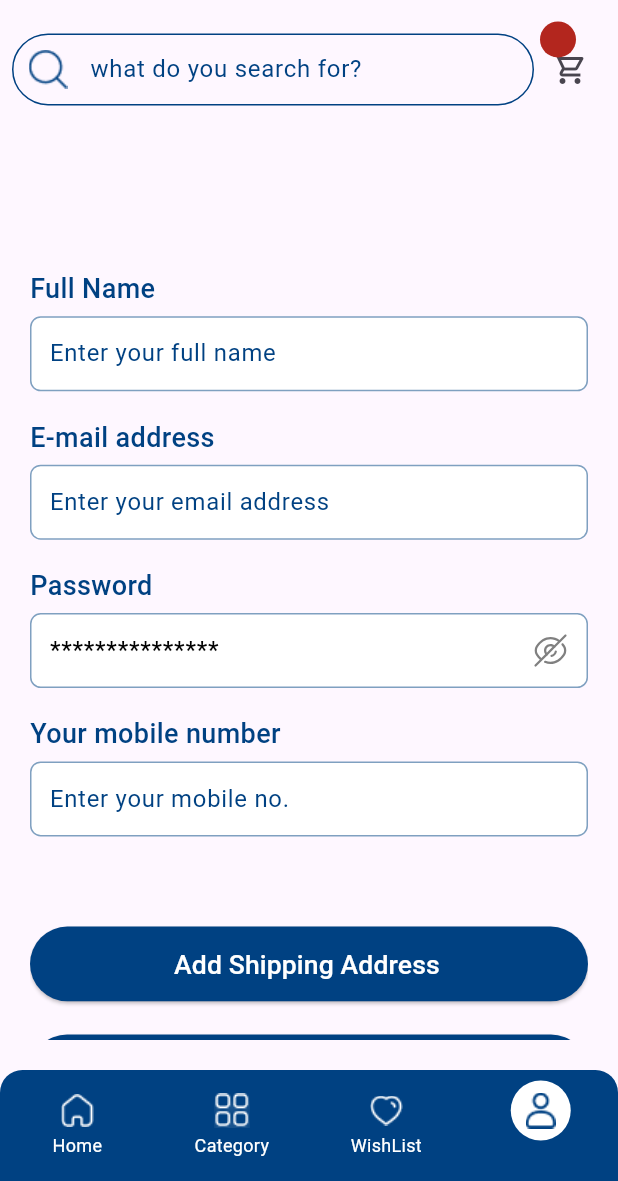
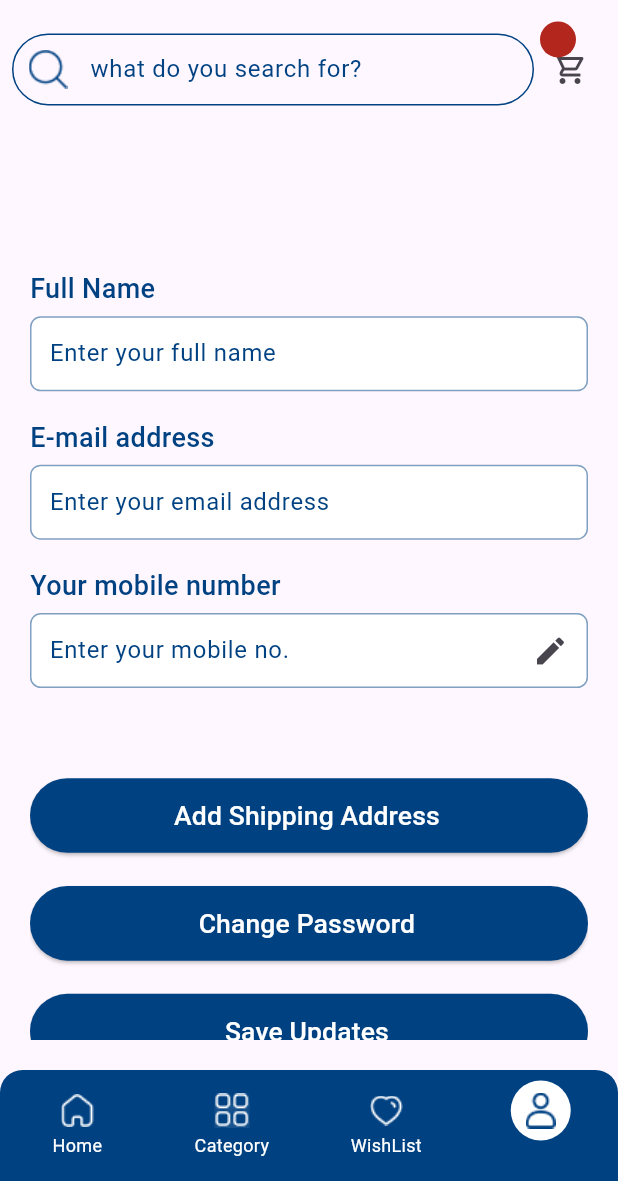
Before and after one commit to marianfayez/e_commerce, a Flutter app: the MainScreen screen opened by its route, item 4 of the bottom bar chosen, on a phone screen of 412 x 824 dp, the part 55-1236 px from its top. Run offline on Flutter 3.47's test engine with Material 3 defaults, Android fonts, the phone set to English and light mode, and no system bars; our stand-ins replace auto_route, auto_size_text, bloc, cached_network_image, dartz, dio and 12 more; missing offline and left inert: carousel_slider_plus, colornames; accounts and stored records are empty; network calls fail; Roboto replaces fonts that are missing (Poppins).

Commit message:
change mobile number

```diff
--- a/lib/features/auth/data/repositories/auth_repo_impl.dart
+++ b/lib/features/auth/data/repositories/auth_repo_impl.dart
@@ -24,7 +24,6 @@ class AuthRepoImpl implements AuthRepo{
       await prefs.setValue<String>("token", result.token ?? "");
       await prefs.setValue<String>("name", result.user?.name ?? "");
       await prefs.setValue<String>("email", result.user?.email ?? "");
-      await prefs.setValue<String>("phone", request.phone ?? "");
 
       return Right(result);
     }catch(e){
--- a/lib/features/main/profile/data/data_sources/remote/profile_remote_ds.dart
+++ b/lib/features/main/profile/data/data_sources/remote/profile_remote_ds.dart
@@ -5,6 +5,8 @@ import 'package:e_commerce_app/features/main/profile/data/models/address_model.d
 abstract class ProfileRemoteDs {
   Future<AuthModel> profile();
 
+  Future<AuthModel> updatePhoneNumber({required String phone});
+
   Future<AddressModel> addAddress({required AddressData model});
 
   Future<AddressModel> getAddresses();
--- a/lib/features/main/profile/domain/repositories/profile_repo.dart
+++ b/lib/features/main/profile/domain/repositories/profile_repo.dart
@@ -10,4 +10,6 @@ abstract class ProfileRepo {
   Future<Either<RouteFailures, AddressModel>> addAddress({required AddressData model});
   Future<Either<RouteFailures, AddressModel>> getAddresses();
   Future<Either<RouteFailures, AddressModel>> deleteAddress(String? id);
+  Future<Either<RouteFailures, AuthModel>> updatePhoneNumber({required String phone});
+
 }
--- a/lib/features/main/profile/domain/use_cases/profile_use-case.dart
+++ b/lib/features/main/profile/domain/use_cases/profile_use-case.dart
@@ -12,4 +12,6 @@ class ProfileUseCase {
   ProfileUseCase(this.profileRepo);
 
   Future<Either<RouteFailures,AuthModel>>call()=>profileRepo.profile();
+  Future<Either<RouteFailures,AuthModel>>updatePhoneNumber({required String phone})=>profileRepo.updatePhoneNumber(phone: phone);
+
 }
--- a/lib/features/main/profile/presentation/Bloc/profile_event.dart
+++ b/lib/features/main/profile/presentation/Bloc/profile_event.dart
@@ -15,5 +15,8 @@ class DeleteAddressEvent extends ProfileEvent {
 
   DeleteAddressEvent({required this.id});
 }
-
+class UpdatePhoneNumberEvent extends ProfileEvent {
+  final String phone;
+  UpdatePhoneNumberEvent(this.phone);
+}
 class GetAddresses extends ProfileEvent {}
--- a/lib/features/main/profile/presentation/Screen/profile_tab.dart
+++ b/lib/features/main/profile/presentation/Screen/profile_tab.dart
@@ -33,6 +33,14 @@ class ProfileTabState extends State<ProfileTab> {
   bool isAddressReadOnly = true;
   String selectedAddressText = "";
   final TextEditingController addressController = TextEditingController();
+  final TextEditingController phoneController = TextEditingController();
+
+  @override
+  void dispose() {
+    phoneController.dispose();
+    addressController.dispose();
+    super.dispose();
+  }
 
   // @override
   // void dispose() {
@@ -63,11 +71,12 @@ class ProfileTabState extends State<ProfileTab> {
               context, state.getDataRequestState == RequestState.loading);
         },
         builder: (context, state) {
+          phoneController.text = state.authModel?.user?.phone ?? "";
           if (state.addressModel?.data != null &&
               state.addressModel!.data!.isNotEmpty &&
               state.addressModel!.data!.any((address) => address.id != null)) {
-            final validAddress = state.addressModel!.data!
-                .firstWhere((address) => address.id != null,
+            final validAddress = state.addressModel!.data!.firstWhere(
+                (address) => address.id != null,
                 orElse: () => state.addressModel!.data!.first);
 
             addressController.text = selectedAddressText.isNotEmpty
@@ -153,35 +162,34 @@ class ProfileTabState extends State<ProfileTab> {
                           getRegularStyle(color: ColorManager.primary)
                               .copyWith(fontSize: 18.sp),
                     ),
+                    // SizedBox(height: 18.h),
+                    // BuildTextField(
+                    //   onTap: () {
+                    //     setState(() {
+                    //       isPasswordReadOnly = false;
+                    //     });
+                    //   },
+                    //   controller:
+                    //       TextEditingController(text: '123456789123456'),
+                    //   borderBackgroundColor:
+                    //       ColorManager.primary.withOpacity(.5),
+                    //   readOnly: isPasswordReadOnly,
+                    //   backgroundColor: ColorManager.white,
+                    //   hint: 'Enter your password',
+                    //   label: 'Password',
+                    //   isObscured: true,
+                    //   labelTextStyle: getMediumStyle(
+                    //       color: ColorManager.primary, fontSize: FontSize.s18),
+                    //   // suffixIcon: SvgPicture.asset(SvgAssets.edit),
+                    //   textInputType: TextInputType.text,
+                    //   validation: AppValidators.validatePassword,
+                    //   hintTextStyle:
+                    //       getRegularStyle(color: ColorManager.primary)
+                    //           .copyWith(fontSize: 18.sp),
+                    // ),
                     SizedBox(height: 18.h),
                     BuildTextField(
-                      onTap: () {
-                        setState(() {
-                          isPasswordReadOnly = false;
-                        });
-                      },
-                      controller:
-                          TextEditingController(text: '123456789123456'),
-                      borderBackgroundColor:
-                          ColorManager.primary.withOpacity(.5),
-                      readOnly: isPasswordReadOnly,
-                      backgroundColor: ColorManager.white,
-                      hint: 'Enter your password',
-                      label: 'Password',
-                      isObscured: true,
-                      labelTextStyle: getMediumStyle(
-                          color: ColorManager.primary, fontSize: FontSize.s18),
-                      // suffixIcon: SvgPicture.asset(SvgAssets.edit),
-                      textInputType: TextInputType.text,
-                      validation: AppValidators.validatePassword,
-                      hintTextStyle:
-                          getRegularStyle(color: ColorManager.primary)
-                              .copyWith(fontSize: 18.sp),
-                    ),
-                    SizedBox(height: 18.h),
-                    BuildTextField(
-                      controller: TextEditingController(
-                          text: state.authModel?.user?.phone ?? ""),
+                      controller: phoneController,
                       borderBackgroundColor:
                           ColorManager.primary.withOpacity(.5),
                       readOnly: isMobileNumberReadOnly,
@@ -190,14 +198,14 @@ class ProfileTabState extends State<ProfileTab> {
                       label: 'Your mobile number',
                       labelTextStyle: getMediumStyle(
                           color: ColorManager.primary, fontSize: FontSize.s18),
-                      // suffixIcon: IconButton(
-                      //   icon: SvgPicture.asset(SvgAssets.edit),
-                      //   onPressed: () {
-                      //     setState(() {
-                      //       isMobileNumberReadOnly = false;
-                      //     });
-                      //   },
-                      // ),
+                      suffixIcon: IconButton(
+                        icon: const Icon(Icons.edit),
+                        onPressed: () {
+                          setState(() {
+                            isMobileNumberReadOnly = false;
+                          });
+                        },
+                      ),
                       textInputType: TextInputType.phone,
                       validation: AppValidators.validatePhoneNumber,
                       hintTextStyle:
@@ -310,6 +318,19 @@ class ProfileTabState extends State<ProfileTab> {
                     ),
                     SizedBox(height: 25.h),
                     CustomElevatedButton(
+                      label: 'Save Updates',
+                      onTap: () async {
+                        context
+                            .read<ProfileBloc>()
+                            .add(UpdatePhoneNumberEvent(phoneController.text));
+                        setState(() {
+                          isMobileNumberReadOnly = true;
+                        });
+                      },
+                    ),
+                    SizedBox(height: 25.h),
+
+                    CustomElevatedButton(
                       label: 'Log Out',
                       onTap: () async {
                         final prefs = await SharedPreferences.getInstance();
```
Also changed, not shown: lib/features/main/profile/data/data_sources/remote/profile_remote_ds_impl.dart (+27 -0 lines), lib/features/main/profile/data/repositories/profile_repo_impl.dart (+13 -5 lines), lib/features/main/profile/presentation/Bloc/profile_bloc.dart (+17 -0 lines).
